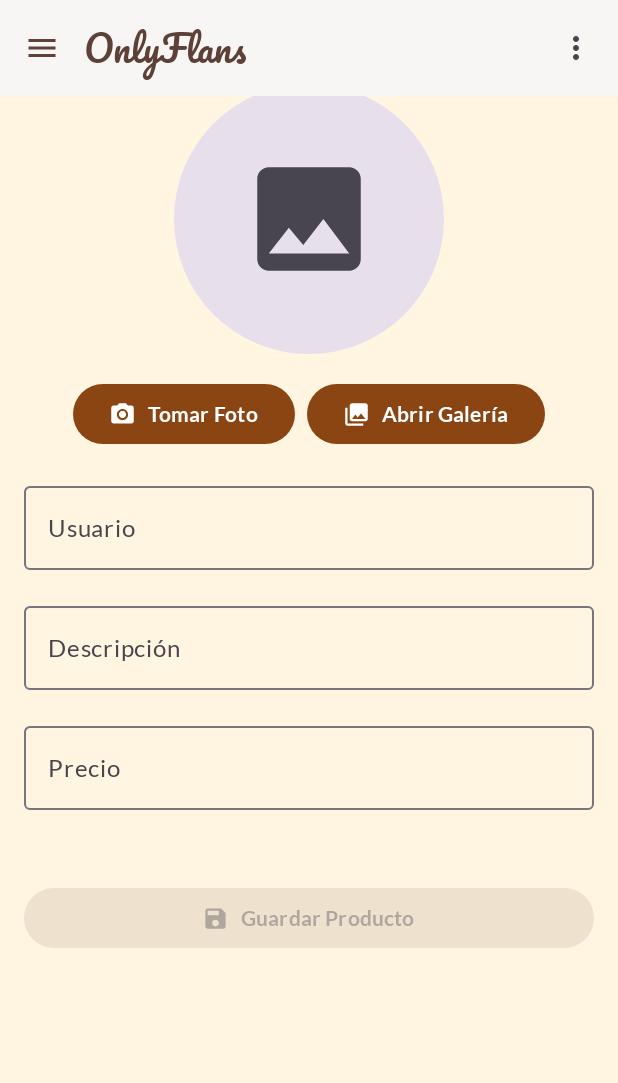
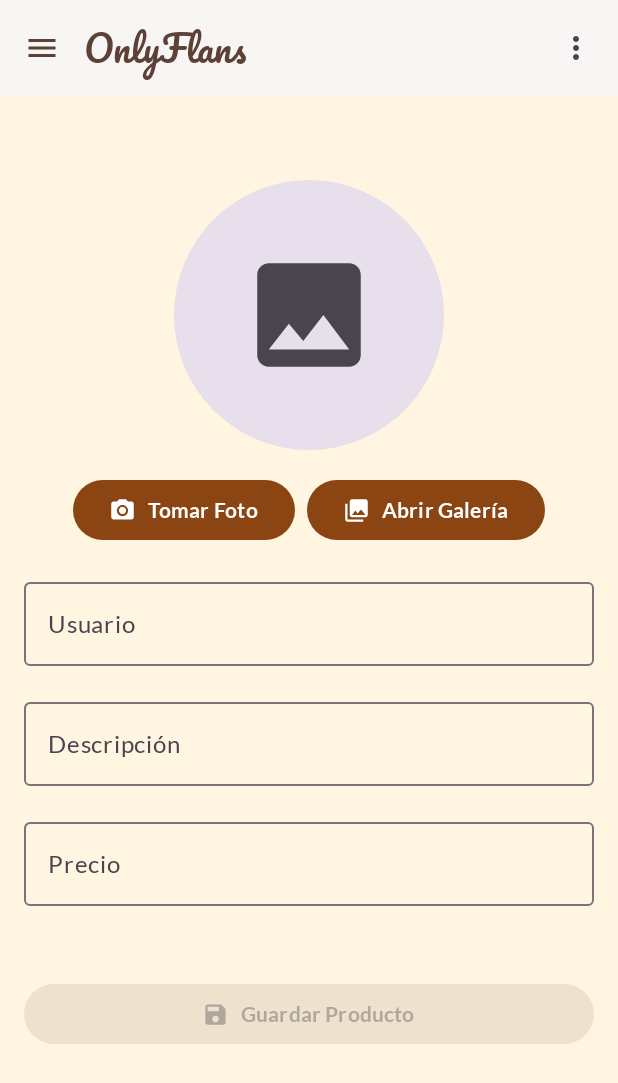
Before and after one commit to Andythe20/Proyecto_AplicacionMovil, an Android app built with Jetpack Compose: the CreateProfileScreen screen opened through its navigation route, on a phone screen of 412 x 824 dp. Shown: the top 1083 px of the screen. Run offline under Robolectric (Android 15) with nearby library versions, the light colour scheme and no system bars; our stand-ins replace Room's generated code.

Commit message:
Fix: Corrige tamaño pantalla CreateProfileScreen que hacia que la imagen de perfil quedara tapada

```diff
--- a/app/src/main/java/com/example/appshop/navigation/AppNavigation.kt
+++ b/app/src/main/java/com/example/appshop/navigation/AppNavigation.kt
@@ -5,6 +5,7 @@
 import androidx.compose.animation.slideInHorizontally
 import androidx.compose.animation.slideOutHorizontally
 import androidx.compose.foundation.layout.padding
+import androidx.compose.foundation.layout.size
 import androidx.compose.runtime.Composable
 import androidx.compose.runtime.remember
 import androidx.compose.ui.Modifier
@@ -89,7 +90,7 @@
         }
         composable("createProfile") {
             MainLayout(navController) { padding ->
-                CreateProfileScreen()
+                CreateProfileScreen(modifier = Modifier.padding(padding))
             }
         }
     }
--- a/app/src/main/java/com/example/appshop/ui/views/CreateProfileScreen.kt
+++ b/app/src/main/java/com/example/appshop/ui/views/CreateProfileScreen.kt
@@ -62,7 +62,7 @@
     var precio by remember { mutableStateOf("") }
     var fotoUri by remember { mutableStateOf<Uri?>(null) }
 
-    var usernameError by remember { mutableStateOf<String?>(null) }
+    var UsernameError by remember { mutableStateOf<String?>(null) }
     var precioError by remember { mutableStateOf<String?>(null) }
 
     // === Permisos y launchers ===
@@ -98,9 +98,11 @@
 
     Column(
         modifier = modifier
-            .padding(16.dp)
+
             .fillMaxSize()
-            .verticalScroll(rememberScrollState()),
+            .verticalScroll(rememberScrollState())
+            .padding(horizontal = 16.dp) //
+            .padding(top = 16.dp, bottom = 32.dp),
         verticalArrangement = Arrangement.spacedBy(16.dp),
         horizontalAlignment = Alignment.CenterHorizontally
     ) {
@@ -142,12 +144,20 @@
                     cameraPermissionLauncher.launch(Manifest.permission.CAMERA)
                 }
             }) {
-                Icon(Icons.Filled.CameraAlt, contentDescription = "Cámara", modifier = Modifier.size(18.dp))
+                Icon(
+                    Icons.Filled.CameraAlt,
+                    contentDescription = "Cámara",
+                    modifier = Modifier.size(18.dp)
+                )
                 Spacer(modifier = Modifier.width(8.dp))
                 Text("Tomar Foto")
             }
             Button(onClick = { galeriaLauncher.launch("image/*") }) {
-                Icon(Icons.Filled.PhotoLibrary, contentDescription = "Galería", modifier = Modifier.size(18.dp))
+                Icon(
+                    Icons.Filled.PhotoLibrary,
+                    contentDescription = "Galería",
+                    modifier = Modifier.size(18.dp)
+                )
                 Spacer(modifier = Modifier.width(8.dp))
                 Text("Abrir Galería")
             }
@@ -158,16 +168,16 @@
             value = username,
             onValueChange = {
                 username = it
-                usernameError = validateInputText("Usuario", it, 3)
+                UsernameError = validateInputText("Usuario", it, 3)
             },
             label = { Text("Usuario") },
-            isError = usernameError != null,
+            isError = UsernameError != null,
             singleLine = true,
             modifier = Modifier.fillMaxWidth()
         )
-        if (usernameError != null) {
+        if (UsernameError != null) {
             Text(
-                text = usernameError!!,
+                text = UsernameError!!,
                 color = MaterialTheme.colorScheme.error,
                 style = MaterialTheme.typography.bodySmall,
                 modifier = Modifier.align(Alignment.Start)
@@ -205,7 +215,7 @@
 
         Spacer(modifier = Modifier.height(16.dp))
 
-        val formValid = usernameError == null &&
+        val formValid = UsernameError == null &&
                 precioError == null &&
                 username.trim().isNotEmpty() &&
                 precio.trim().isNotEmpty()
```
